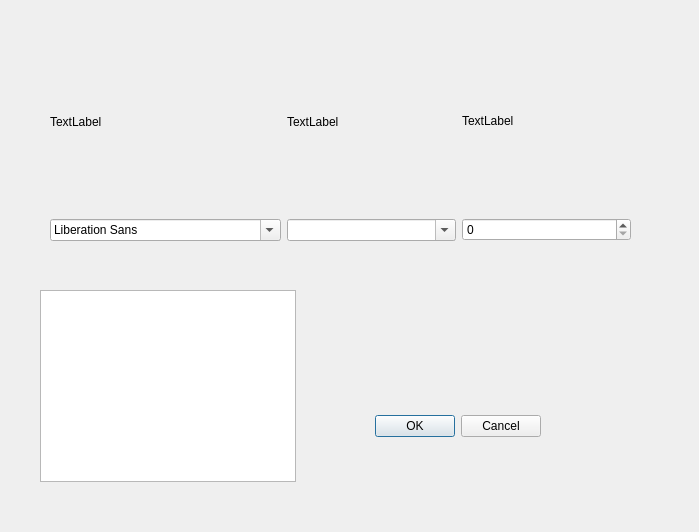
Above: fontdialog.ui from BaranovMykola/Notepad before the change. Below: the same form after it.
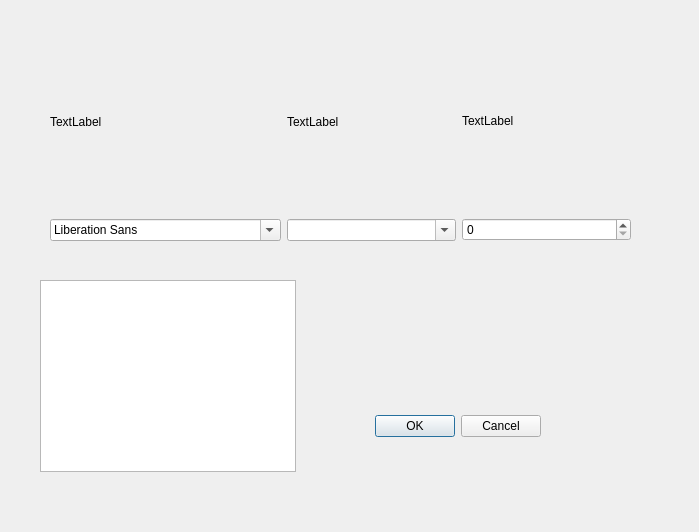
That is the form after the change.

Commit message: Implemented prototype of basic algorithm - list of famalys fonts.

```diff
--- a/fontdialog.ui
+++ b/fontdialog.ui
@@ -94,11 +94,11 @@
     </item>
    </layout>
   </widget>
-  <widget class="QListView" name="listView">
+  <widget class="QListWidget" name="listWidget">
    <property name="geometry">
     <rect>
      <x>40</x>
-     <y>290</y>
+     <y>280</y>
      <width>256</width>
      <height>192</height>
     </rect>
```
The commit also changes 3 other files.
